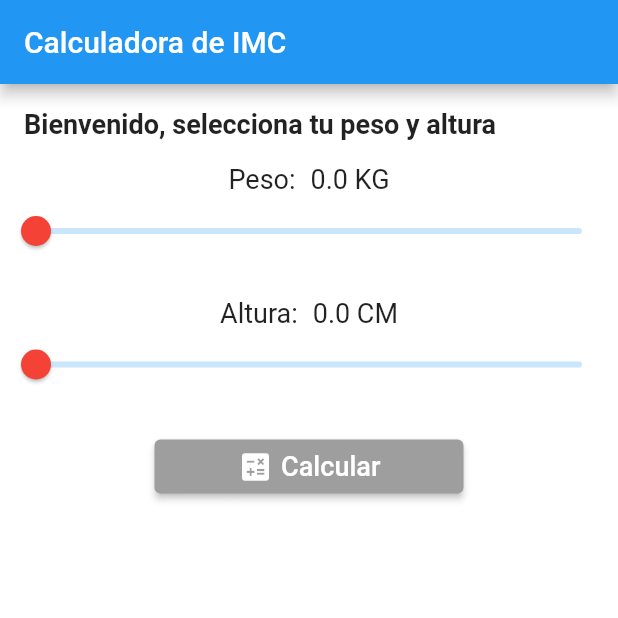
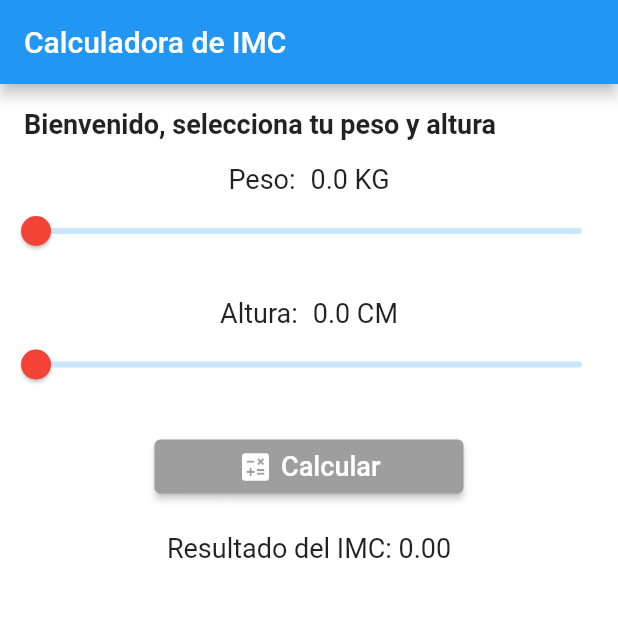
Before and after one commit to kevinRojas13/ExamenKevin, a Flutter app: the screen it shows after launch, on a phone screen of 412 x 824 dp, the top half of it. Run offline on Flutter 3.47's test engine with Material 2 defaults, Android fonts, the phone set to English and light mode, and no system bars.

Commit message:
agregando resultados IMC, según peso y altura

```diff
--- a/lib/main.dart
+++ b/lib/main.dart
@@ -19,33 +19,37 @@ class InputPage extends StatefulWidget {
 }
 
 class _InputPageState extends State<InputPage> {
-  double weight = 0.0; // Valor inicial del peso
-  double height = 0.0; // Valor inicial de la altura
+  double weight = 0.0; // Valor inicial del peso.
+  double height = 0.0; // Valor inicial de la altura.
+  double bmi = 0.0; // Variable para almacenar el resultado del IMC.
 
   @override
   Widget build(BuildContext context) {
-    double screenWidth = MediaQuery.of(context).size.width;
+    double screenWidth =
+        MediaQuery.of(context).size.width; // ancho de la pantalla.
 
     return Scaffold(
       appBar: AppBar(
         title: Text('Calculadora de IMC'),
       ),
-      backgroundColor: Colors.white,
+      backgroundColor: Colors.white, // fondo de la pantalla.
       body: Column(
-        crossAxisAlignment: CrossAxisAlignment.start,
+        crossAxisAlignment: CrossAxisAlignment.start, // Alineación de columna.
         children: <Widget>[
           Padding(
             padding: const EdgeInsets.all(16.0),
             child: Text(
-              'Bienvenido, selecciona tu peso y altura',
+              'Bienvenido, selecciona tu peso y altura', // Título
               style: TextStyle(
                 fontSize: 18,
                 fontWeight: FontWeight.bold,
               ),
             ),
           ),
+          // Sección de peso
           Row(
-            mainAxisAlignment: MainAxisAlignment.center,
+            mainAxisAlignment:
+                MainAxisAlignment.center, // Alineación de elementos en fila.
             children: <Widget>[
               Text(
                 'Peso:',
@@ -53,73 +57,86 @@ class _InputPageState extends State<InputPage> {
               ),
               SizedBox(width: 10),
               Align(
-                alignment: Alignment.center,
+                alignment: Alignment.center, // Alinea el texto al centro.
                 child: Text(
-                  '${weight.toStringAsFixed(1)} KG',
+                  '${weight.toStringAsFixed(1)} KG', // Muestra el peso actual.
                   style: TextStyle(fontSize: 18),
                 ),
               ),
             ],
           ),
           Slider(
-            value: weight,
-            min: 0.0,
-            max: 200.0,
+            value: weight, // Valor actual del peso en el Slider.
+            min: 0.0, // Valor mínimo del Slider.
+            max: 200.0, // Valor máximo del Slider.
             onChanged: (newValue) {
               setState(() {
-                weight = newValue;
+                weight =
+                    newValue; // Actualiza el valor del peso al mover el Slider.
               });
             },
-            activeColor: Colors.red,
+            activeColor: Colors.red, // Color de la barra del Slider.
           ),
-          SizedBox(height: 20),
+          SizedBox(height: 20), // Espacio vertical.
+
           Row(
-            mainAxisAlignment: MainAxisAlignment.center,
+            mainAxisAlignment:
+                MainAxisAlignment.center, // Alineación de elementos en fila.
             children: <Widget>[
               Text(
-                'Altura:',
+                'Altura:', // Etiqueta de altura.
                 style: TextStyle(fontSize: 18),
               ),
-              SizedBox(width: 10),
+              SizedBox(width: 10), // Espacio en blanco.
               Align(
-                alignment: Alignment.center,
+                alignment: Alignment.center, // Alinea el texto al centro.
                 child: Text(
-                  '${height.toStringAsFixed(1)} CM',
+                  '${height.toStringAsFixed(1)} CM', // Muestra la altura actual.
                   style: TextStyle(fontSize: 18),
                 ),
               ),
             ],
           ),
           Slider(
-            value: height,
-            min: 0.0,
-            max: 250.0,
+            value: height, // Valor actual de la altura en el Slider.
+            min: 0.0, // Valor mínimo del Slider.
+            max: 250.0, // Valor máximo del Slider.
             onChanged: (newValue) {
               setState(() {
-                height = newValue;
+                height =
+                    newValue; // Actualiza el valor de la altura al mover el Slider.
               });
             },
-            activeColor: Colors.red,
+            activeColor: Colors.red, // Color de la barra del Slider.
           ),
-          SizedBox(height: 20),
+          SizedBox(height: 20), // Espacio vertical.
+          // Botón "Calcular" con cálculo de IMC
           Center(
             child: Container(
-              width: screenWidth /
-                  2, // Establece el ancho a la mitad de la pantalla
+              width: screenWidth / 2, // Ancho del conteinr
               child: ElevatedButton(
                 onPressed: () {
-                  // Acción a realizar cuando se presiona el botón "Calcular"
+                  // Calcular el IMC
+                  double heightInMeters =
+                      height / 100; // Convertir altura a metros.
+                  double bmiResult = weight /
+                      (heightInMeters * heightInMeters); // Calcular IMC.
+                  setState(() {
+                    bmi = bmiResult; // Almacenar el resultado del IMC.
+                  });
                 },
                 style: ElevatedButton.styleFrom(
-                  primary: Colors.grey, // Cambia el color de fondo a gris
+                  primary: Colors
+                      .grey, // Cambia el color de fondo del botón "Calcular" a gris.
                 ),
                 child: Row(
-                  mainAxisAlignment: MainAxisAlignment.center,
+                  mainAxisAlignment: MainAxisAlignment
+                      .center, // Alineación de elementos en fila.
                   children: <Widget>[
-                    Icon(Icons.calculate), // Icono para la insignia
-                    SizedBox(width: 5),
+                    Icon(Icons.calculate), // Icono para la insignia.
+                    SizedBox(width: 5), // Espacio en blanco.
                     Text(
-                      'Calcular',
+                      'Calcular', // Texto del botón.
                       style: TextStyle(fontSize: 18),
                     ),
                   ],
@@ -127,6 +144,14 @@ class _InputPageState extends State<InputPage> {
               ),
             ),
           ),
+          SizedBox(height: 20), // Espacio vertical.
+          // Resultado del IMC
+          Center(
+            child: Text(
+              'Resultado del IMC: ${bmi.toStringAsFixed(2)}', // Muestra el resultado del IMC.
+              style: TextStyle(fontSize: 18),
+            ),
+          ),
         ],
       ),
     );
```
